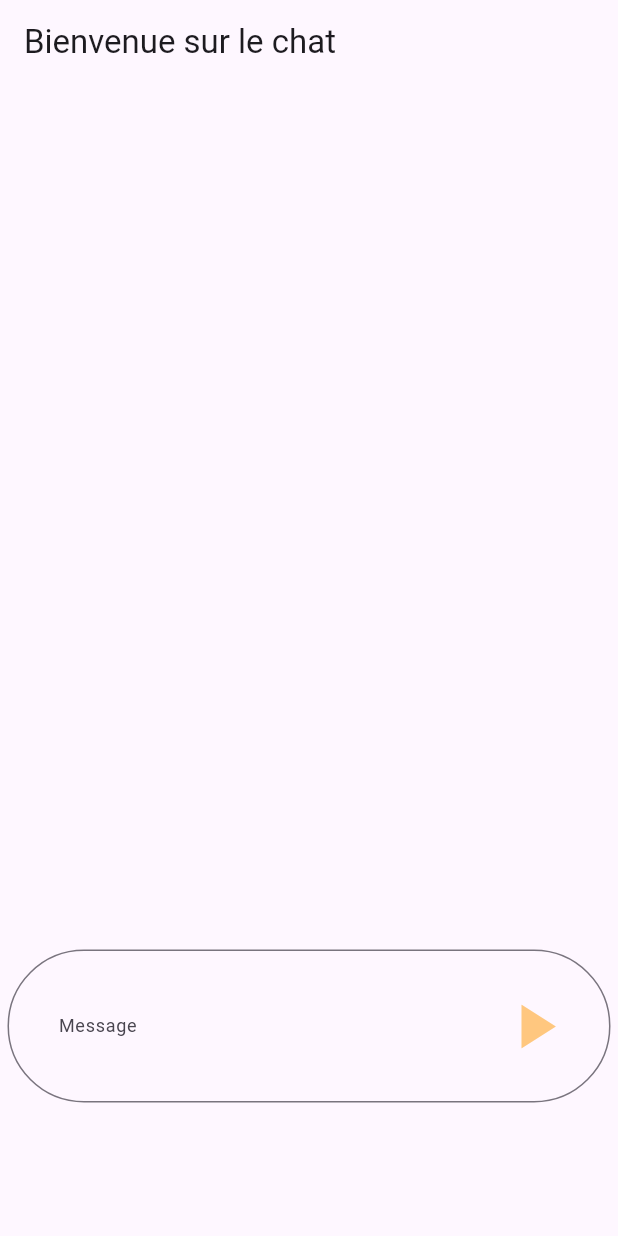
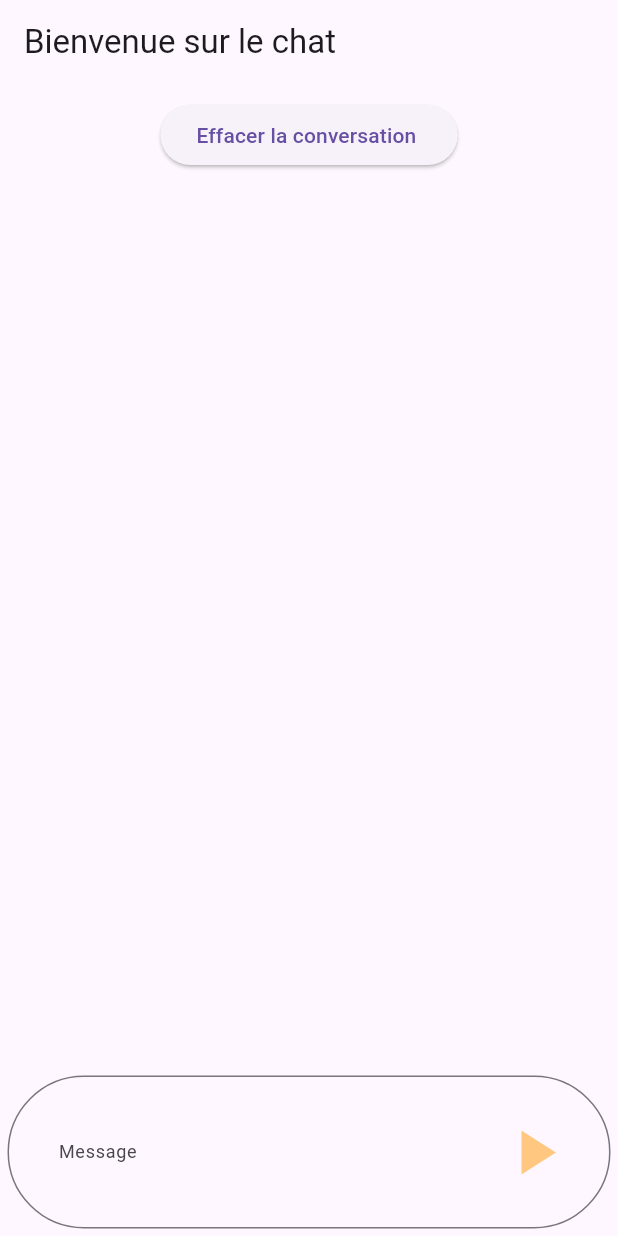
Before and after one commit to dradone237/chatbotCV, a Flutter app: the ChatPage screen opened directly, on a phone screen of 412 x 824 dp. Run offline on Flutter 3.47's test engine with Material 3 defaults, Android fonts, the phone set to English and light mode, and no system bars; our stand-ins replace bloc, cached_network_image, carousel_slider, connectivity_plus, dio, file_picker and 16 more; missing offline and left inert: dart:ffi, flex_color_picker, pdf_image_renderer; accounts and stored records are empty; generated files the repository leaves out were written again; network calls fail; statements that could not run were skipped.

Commit message:
quatrièmes commit

```diff
--- a/lib/config/constants.dart
+++ b/lib/config/constants.dart
@@ -60,7 +60,7 @@ const String LANGUE_URL =
 // const String CHATBOT_URL =
 //     'http://192.168.246.96:5110'; // informations sur Les langues de l'utilisateur
 
-const String MODEL_URL = 'http://192.168.49.96:1234';
+const String MODEL_URL = 'http://192.168.149.96:1234';
 
 //const String SERVER_URL = 'http://192.168.0.4/ijshop/api/';
 
--- a/lib/ui/account/langue.dart
+++ b/lib/ui/account/langue.dart
@@ -1,6 +1,6 @@
 import 'package:dio/dio.dart';
 import 'package:flutter/material.dart';
-import 'package:ijshopflutter/ui/account/chat.dart';
+import 'package:ijshopflutter/ui/account/templates_cv.dart';
 import 'package:ijshopflutter/ui/account/loisir.dart';
 
 class MyApp extends StatelessWidget {
--- a/lib/ui/account/chat.dart
+++ b/lib/ui/account/templates_cv.dart
@@ -16,18 +16,18 @@ class MyApp extends StatelessWidget {
 }
 
 class CVTemplatesScreen extends StatelessWidget {
-  // Liste des modèles de CV avec leurs informations (par exemple: nom, description, image)
   final List<CVTemplate> templates = [
     CVTemplate(
       name: 'Classique',
       description: 'Un modèle de CV classique et professionnel.',
-      imageUrl: 'https://via.placeholder.com/150',
+      imageUrl: 'assets/images/templatescv/image.png',
     ),
     CVTemplate(
       name: 'Créatif',
       description: 'Un modèle de CV créatif et moderne.',
-      imageUrl: 'https://via.placeholder.com/150',
+      imageUrl: 'assets/images/templatescv/image2.png',
     ),
+
     // Ajoutez d'autres modèles de CV ici
   ];
 
--- a/lib/ui/activity/activity.dart
+++ b/lib/ui/activity/activity.dart
@@ -2,8 +2,8 @@ import 'dart:developer';
 import 'package:dio/dio.dart';
 import 'package:flutter/material.dart';
 import 'package:ijshopflutter/services/network/api_service.dart';
-import 'package:ijshopflutter/ui/account/resume.dart';
 import 'package:intl/intl.dart';
+import 'package:shared_preferences/shared_preferences.dart';
 
 class MyApp extends StatelessWidget {
   @override
@@ -26,16 +26,18 @@ class _ChatPagePageState extends State<ChatPage> {
 
   bool _isButtonEnabled = false;
   bool loading = false;
-  String userMessage = '';
-  String responseMessage = '';
-  String userMessageTime = '';
-  String userMessageDate = '';
-  String apiResponseTime = '';
-  String apiResponseDate = '';
+  List<String> chatMessages = []; // Tableau pour stocker les messages du chat
 
   @override
   void initState() {
     super.initState();
+    chargeChatMessages();
+  }
+
+  void chargeChatMessages() async {
+    SharedPreferences prefs = await SharedPreferences.getInstance();
+    chatMessages = prefs.getStringList('chat_messages') ?? [];
+    setState(() {}); // Actualiser l'interface après avoir chargé les messages
   }
 
   @override
@@ -59,19 +61,29 @@ class _ChatPagePageState extends State<ChatPage> {
       String message = response["choices"][0]["message"]["content"];
 
       DateTime now = DateTime.now();
+      String messageTime = DateFormat.Hm().format(now);
+      String messageDate = DateFormat.yMd().format(now);
+
       setState(() {
-        userMessageTime = DateFormat.Hm().format(now);
-        userMessageDate = DateFormat.yMd().format(now);
-        userMessage = content;
-        responseMessage = message;
+        chatMessages.add("$content\n$messageDate - $messageTime");
+        chatMessages.add("$message\n$messageDate - $messageTime");
         _controllerChat.clear();
       });
 
-      apiResponseTime = DateFormat.Hm().format(now);
-      apiResponseDate = DateFormat.yMd().format(now);
+      // Sauvegarde de la liste de messages dans SharedPreferences
+      SharedPreferences prefs = await SharedPreferences.getInstance();
+      await prefs.setStringList('chat_messages', chatMessages);
     } catch (e) {
       print(e);
     }
+  }
+
+  void clearChatMessages() async {
+    SharedPreferences prefs = await SharedPreferences.getInstance();
+    await prefs.remove('chat_messages');
+    setState(() {
+      chatMessages.clear();
+    });
   }
 
   @override
@@ -80,53 +92,28 @@ class _ChatPagePageState extends State<ChatPage> {
       appBar: AppBar(
         title: Text('Bienvenue sur le chat'),
       ),
-      body: ListView(
-        children: <Widget>[
-          SizedBox(height: 350),
-          Container(
-            padding: const EdgeInsets.all(16.0),
-            alignment: Alignment.topRight,
-            child: Column(
-              crossAxisAlignment: CrossAxisAlignment.end,
-              children: [
-                Text(
-                  userMessageDate,
-                  style: TextStyle(color: Colors.grey),
-                ),
-                Container(
+      body: Column(
+        children: [
+          SizedBox(height: 10),
+          ElevatedButton(
+            onPressed: clearChatMessages,
+            child: Text('Effacer la conversation '),
+          ),
+          Expanded(
+            child: ListView.builder(
+              itemCount: chatMessages.length,
+              itemBuilder: (context, index) {
+                String message = chatMessages[index];
+                return Container(
                   padding: const EdgeInsets.all(16.0),
+                  alignment: Alignment.topRight,
                   child: Text(
-                    userMessage,
-                    style: TextStyle(color: Colors.blue),
+                    message,
+                    style: TextStyle(
+                        color: index.isEven ? Colors.black : Colors.brown),
                   ),
-                ),
-                Text(
-                  userMessageTime,
-                  style: TextStyle(color: Colors.grey),
-                ),
-              ],
-            ),
-          ),
-          Container(
-            padding: const EdgeInsets.all(16.0),
-            alignment: Alignment.bottomRight, // Alignement du texte à droite
-            child: Column(
-              crossAxisAlignment:
-                  CrossAxisAlignment.end, // Alignement du texte à droite
-              children: [
-                Text(
-                  apiResponseDate,
-                  style: TextStyle(color: Colors.grey),
-                ),
-                Text(
-                  responseMessage,
-                  style: TextStyle(color: Colors.green),
-                ),
-                Text(
-                  apiResponseTime,
-                  style: TextStyle(color: Colors.grey),
-                ),
-              ],
+                );
+              },
             ),
           ),
           Padding(
@@ -183,6 +170,9 @@ class _ChatPagePageState extends State<ChatPage> {
     );
   }
 }
+
+
+
 
 
 
```
Also changed, not shown: assets/images/templatescv/imag1.png (added), assets/images/templatescv/image2.png (added).
